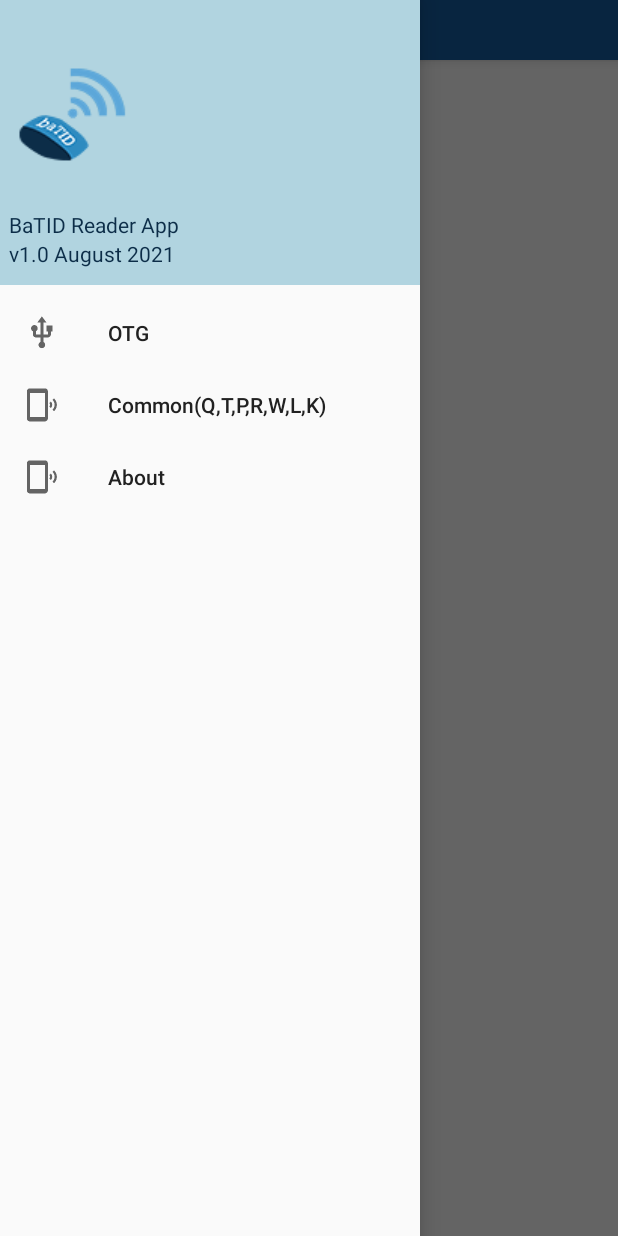
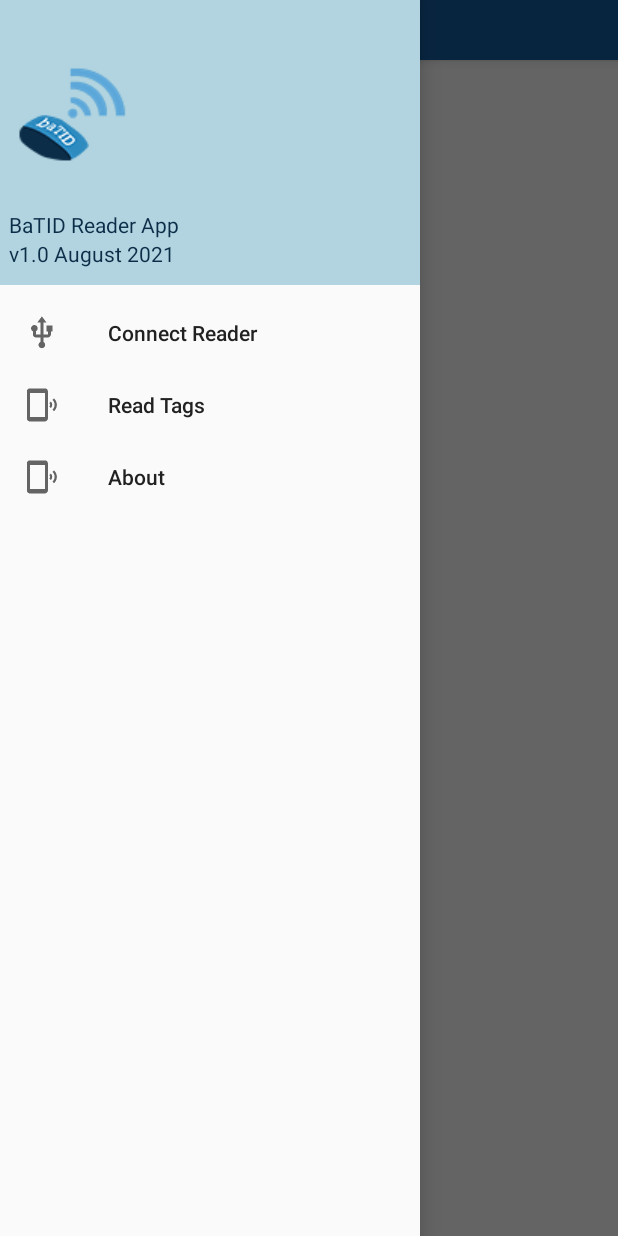
Before and after one commit to yanaromero/BaTIDAndroidApp, an Android app: the screen it shows after launch (MainActivity), with the side drawer open, on a phone screen of 412 x 824 dp. Run offline under Robolectric (Android 15) with nearby library versions, the phone set to English and light mode, and no system bars; 1 statement that could not run was skipped.

Commit message:
changed application strings

```diff
--- a/app/src/main/res/values/strings.xml
+++ b/app/src/main/res/values/strings.xml
@@ -10,14 +10,14 @@
     <string name="nav_header_name">BaTID Reader App</string>
     <string name="nav_header_version">v1.0 August 2021</string>
 
-    <string name="menu_item_common">Common(Q,T,P,R,W,L,K)</string>
-    <string name="menu_item_otg">OTG</string>
+    <string name="menu_item_common">Read Tags</string>
+    <string name="menu_item_otg">Connect Reader</string>
     <string name="menu_item_about">About</string>
 
     <!-- Toolbar titles when navigation menu item is selected -->
     <string-array name="nav_item_activity_titles">
-        <item>OTG</item>
-        <item>Common(Q,T,P,R,W,L,K)</item>
+        <item>Connect Reader</item>
+        <item>Read Tags</item>
         <item>About</item>
     </string-array>
 
@@ -73,13 +73,13 @@
     <string name="ble_handheld_set">設定</string>
 
     <!-- fragment_otg -->
-    <string name="otg_action_enumerate">Enumerate</string>
+    <string name="otg_action_enumerate">Find reader</string>
     <string name="otg_msg_support"> does support USB host</string>
     <string name="otg_msg_no_support"> does not support USB host</string>
     <string name="otg_msg_driver_no_support">driver not support this device.</string>
-    <string name="otg_msg_start_enumerate">Start enumerate devices, Please wait...</string>
-    <string name="otg_msg_stop_enumerate">Stop enumerate devices.</string>
-    <string name="otg_msg_stop_enumerate_no_device">Stop enumerate and no found device.</string>
+    <string name="otg_msg_start_enumerate">Searching for reader, Please wait...</string>
+    <string name="otg_msg_stop_enumerate">Found readers listed.</string>
+    <string name="otg_msg_stop_enumerate_no_device">No found device.</string>
     <string name="otg_msg_stop_service">Stop OTG service.</string>
     <string name="otg_adapter_vendorId_title">VID:</string>
     <string name="otg_adapter_productId_title">PID:</string>
```
Also changed, not shown: app/src/main/java/com/favepc/reader/rfidreaderutility/adapter/CommonListAdapter.java (+0 -10 lines), app/src/main/res/layout/adapter_common.xml (+3 -24 lines).
